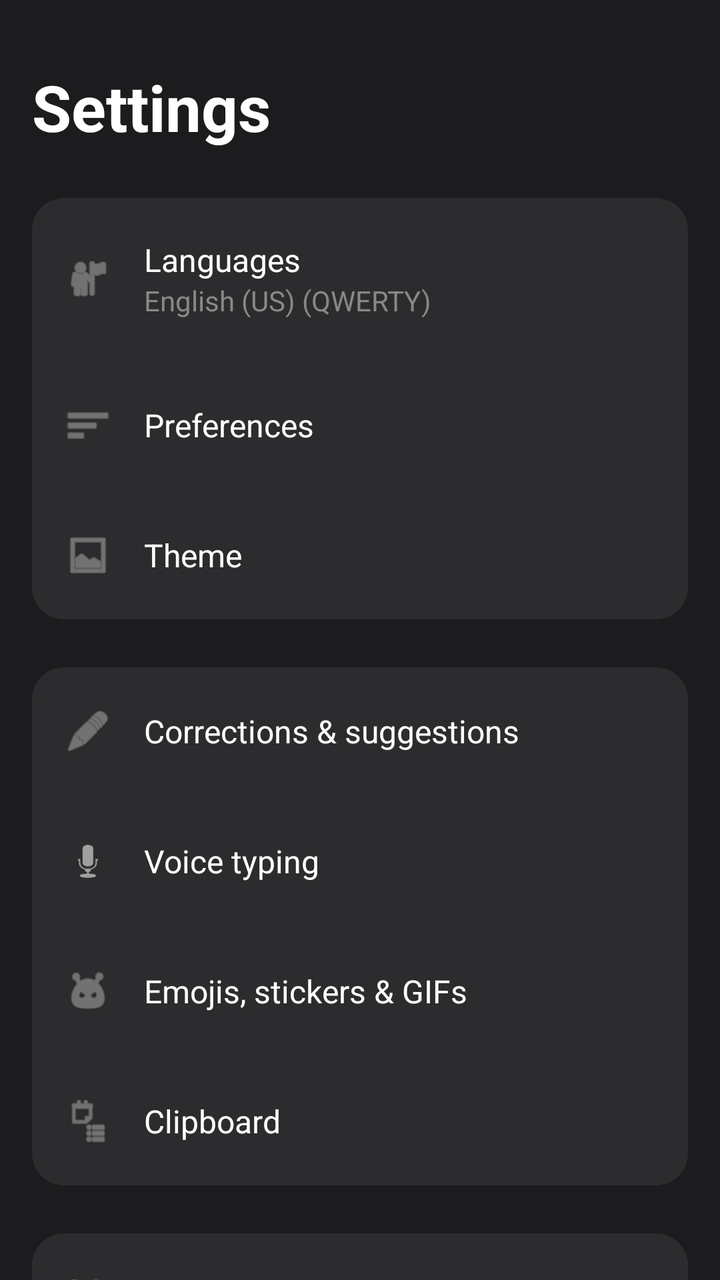
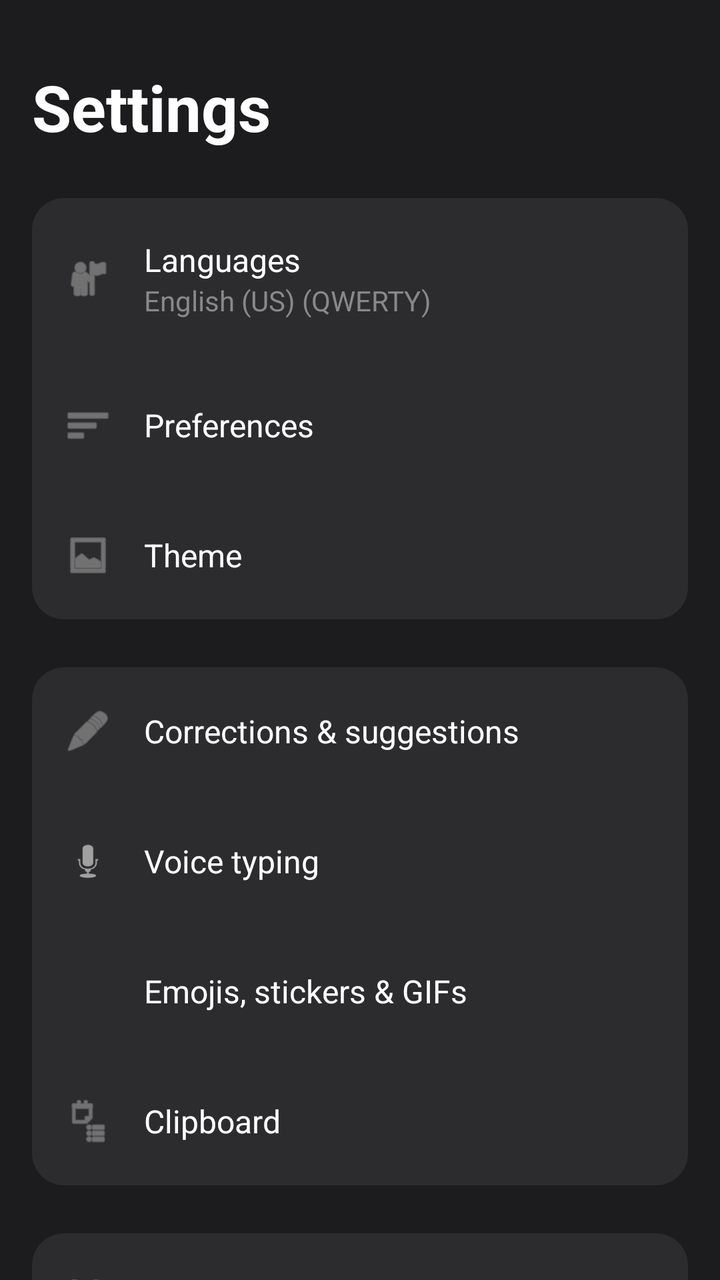

An Android layout rendered at two revisions. The XML below is the earlier revision; the diff shows what the commit changed to produce the second picture.
<!-- AndroidManifest.xml: application theme AppTheme -->
<!-- res/layout/activity_settings.xml -->
<?xml version="1.0" encoding="utf-8"?>
<androidx.core.widget.NestedScrollView xmlns:android="http://schemas.android.com/apk/res/android"
    xmlns:app="http://schemas.android.com/apk/res-auto"
    android:layout_width="match_parent"
    android:layout_height="match_parent"
    android:background="#1C1C1E"
    android:fillViewport="true">

    <LinearLayout
        android:layout_width="match_parent"
        android:layout_height="wrap_content"
        android:orientation="vertical"
        android:padding="16dp">

        
        <TextView
            android:layout_width="match_parent"
            android:layout_height="wrap_content"
            android:layout_marginTop="16dp"
            android:layout_marginBottom="24dp"
            android:text="Settings"
            android:textColor="#FFFFFF"
            android:textSize="32sp"
            android:textStyle="bold" />

        
        <LinearLayout
            android:layout_width="match_parent"
            android:layout_height="wrap_content"
            android:layout_marginBottom="24dp"
            android:background="@drawable/bg_settings_card"
            android:orientation="vertical">

            <LinearLayout
                android:id="@+id/row_languages"
                style="@style/SettingsRowStyle">

                <ImageView
                    android:layout_width="24dp"
                    android:layout_height="24dp"
                    android:src="@android:drawable/ic_menu_myplaces"
                    app:tint="#A0A0A0" />

                <LinearLayout
                    android:layout_width="0dp"
                    android:layout_height="wrap_content"
                    android:layout_marginStart="16dp"
                    android:layout_weight="1"
                    android:orientation="vertical">

                    <TextView
                        android:layout_width="wrap_content"
                        android:layout_height="wrap_content"
                        android:text="Languages"
                        android:textColor="#FFFFFF"
                        android:textSize="16sp" />

                    <TextView
                        android:layout_width="wrap_content"
                        android:layout_height="wrap_content"
                        android:text="English (US) (QWERTY)"
                        android:textColor="#888888"
                        android:textSize="14sp" />
                </LinearLayout>
            </LinearLayout>

            <View
                android:layout_width="match_parent"
                android:layout_height="1dp"
                android:layout_marginStart="56dp"
                android:background="#2C2C2E" />

            <LinearLayout
                android:id="@+id/row_preferences"
                style="@style/SettingsRowStyle">

                <ImageView
                    android:layout_width="24dp"
                    android:layout_height="24dp"
                    android:src="@android:drawable/ic_menu_sort_by_size"
                    app:tint="#A0A0A0" />

                <TextView
                    android:layout_width="wrap_content"
                    android:layout_height="wrap_content"
                    android:layout_marginStart="16dp"
                    android:text="Preferences"
                    android:textColor="#FFFFFF"
                    android:textSize="16sp" />
            </LinearLayout>

            <View
                android:layout_width="match_parent"
                android:layout_height="1dp"
                android:layout_marginStart="56dp"
                android:background="#2C2C2E" />

            <LinearLayout
                android:id="@+id/row_theme"
                style="@style/SettingsRowStyle">

                <ImageView
                    android:layout_width="24dp"
                    android:layout_height="24dp"
                    android:src="@android:drawable/ic_menu_gallery"
                    app:tint="#A0A0A0" />

                <TextView
                    android:layout_width="wrap_content"
                    android:layout_height="wrap_content"
                    android:layout_marginStart="16dp"
                    android:text="Theme"
                    android:textColor="#FFFFFF"
                    android:textSize="16sp" />
            </LinearLayout>
        </LinearLayout>

        
        <LinearLayout
            android:layout_width="match_parent"
            android:layout_height="wrap_content"
            android:layout_marginBottom="24dp"
            android:background="@drawable/bg_settings_card"
            android:orientation="vertical">

            <LinearLayout
                android:id="@+id/row_corrections"
                style="@style/SettingsRowStyle">

                <ImageView
                    android:layout_width="24dp"
                    android:layout_height="24dp"
                    android:src="@android:drawable/ic_menu_edit"
                    app:tint="#A0A0A0" />

                <TextView
                    android:layout_width="wrap_content"
                    android:layout_height="wrap_content"
                    android:layout_marginStart="16dp"
                    android:text="Corrections &amp; suggestions"
                    android:textColor="#FFFFFF"
                    android:textSize="16sp" />
            </LinearLayout>

            <View
                android:layout_width="match_parent"
                android:layout_height="1dp"
                android:layout_marginStart="56dp"
                android:background="#2C2C2E" />

            <LinearLayout
                android:id="@+id/row_voice"
                style="@style/SettingsRowStyle">

                <ImageView
                    android:layout_width="24dp"
                    android:layout_height="24dp"
                    android:src="@android:drawable/ic_btn_speak_now"
                    app:tint="#A0A0A0" />

                <TextView
                    android:layout_width="wrap_content"
                    android:layout_height="wrap_content"
                    android:layout_marginStart="16dp"
                    android:text="Voice typing"
                    android:textColor="#FFFFFF"
                    android:textSize="16sp" />
            </LinearLayout>

            <View
                android:layout_width="match_parent"
                android:layout_height="1dp"
                android:layout_marginStart="56dp"
                android:background="#2C2C2E" />

            <LinearLayout
                android:id="@+id/row_emoji"
                style="@style/SettingsRowStyle">

                <ImageView
                    android:layout_width="24dp"
                    android:layout_height="24dp"
                    android:src="@android:drawable/ic_menu_emoticons"
                    app:tint="#A0A0A0" />

                <TextView
                    android:layout_width="wrap_content"
                    android:layout_height="wrap_content"
                    android:layout_marginStart="16dp"
                    android:text="Emojis, stickers &amp; GIFs"
                    android:textColor="#FFFFFF"
                    android:textSize="16sp" />
            </LinearLayout>

            <View
                android:layout_width="match_parent"
                android:layout_height="1dp"
                android:layout_marginStart="56dp"
                android:background="#2C2C2E" />

            <LinearLayout
                android:id="@+id/row_clipboard"
                style="@style/SettingsRowStyle">

                <ImageView
                    android:layout_width="24dp"
                    android:layout_height="24dp"
                    android:src="@android:drawable/ic_menu_agenda"
                    app:tint="#A0A0A0" />

                <TextView
                    android:layout_width="wrap_content"
                    android:layout_height="wrap_content"
                    android:layout_marginStart="16dp"
                    android:text="Clipboard"
                    android:textColor="#FFFFFF"
                    android:textSize="16sp" />
            </LinearLayout>
        </LinearLayout>

        
        <LinearLayout
            android:layout_width="match_parent"
            android:layout_height="wrap_content"
            android:layout_marginBottom="24dp"
            android:background="@drawable/bg_settings_card"
            android:orientation="vertical">

            <LinearLayout
                android:id="@+id/row_backup"
                style="@style/SettingsRowStyle">

                <ImageView
                    android:layout_width="24dp"
                    android:layout_height="24dp"
                    android:src="@android:drawable/ic_menu_save"
                    app:tint="#A0A0A0" />

                <TextView
                    android:layout_width="wrap_content"
                    android:layout_height="wrap_content"
                    android:layout_marginStart="16dp"
                    android:text="Backup &amp; restore"
                    android:textColor="#FFFFFF"
                    android:textSize="16sp" />
            </LinearLayout>

            <View
                android:layout_width="match_parent"
                android:layout_height="1dp"
                android:layout_marginStart="56dp"
                android:background="#2C2C2E" />

            <LinearLayout
                android:id="@+id/row_about"
                style="@style/SettingsRowStyle">

                <ImageView
                    android:layout_width="24dp"
                    android:layout_height="24dp"
                    android:src="@android:drawable/ic_menu_info_details"
                    app:tint="#A0A0A0" />

                <TextView
                    android:layout_width="wrap_content"
                    android:layout_height="wrap_content"
                    android:layout_marginStart="16dp"
                    android:text="About Shade"
                    android:textColor="#FFFFFF"
                    android:textSize="16sp" />
            </LinearLayout>
        </LinearLayout>

    </LinearLayout>
</androidx.core.widget.NestedScrollView>
<!-- resources referenced by this layout -->
<resources>
  <!-- drawable bg_settings_card (drawable) -->
  <?xml version="1.0" encoding="utf-8"?>
  <shape xmlns:android="http://schemas.android.com/apk/res/android">
      <solid android:color="#2C2C2E" />
      <corners android:radius="16dp" />
  </shape>
  <style name="SettingsRowStyle">
          <item name="android:orientation">horizontal</item>
          <item name="android:gravity">center_vertical</item>
          <item name="android:layout_width">match_parent</item>
          <item name="android:layout_height">wrap_content</item>
          <item name="android:paddingStart">16dp</item>
          <item name="android:paddingEnd">16dp</item>
          <item name="android:paddingTop">20dp</item>
          <item name="android:paddingBottom">20dp</item>
          <item name="android:background">?android:attr/selectableItemBackground</item>
      </style>
  <style name="AppTheme" parent="Theme.AppCompat.DayNight.DarkActionBar">
          <item name="colorPrimary">#3B6FD4</item>
          <item name="colorPrimaryDark">#2A55A8</item>
          <item name="colorAccent">#3B6FD4</item>
          <item name="android:statusBarColor">#1C1C1E</item>
          <item name="android:navigationBarColor">#1C1C1E</item>
      </style>
</resources>

<!-- the commit's change to res/layout/activity_settings.xml (unified diff, before → after) -->
@@ -177,10 +177,11 @@
                 android:id="@+id/row_emoji"
                 style="@style/SettingsRowStyle">
 
-                <ImageView
-                    android:layout_width="24dp"
-                    android:layout_height="24dp"
-                    android:src="@android:drawable/ic_menu_emoticons"
+                
+                <ImageView
+                    android:layout_width="24dp"
+                    android:layout_height="24dp"
+                    android:src="@android:drawable/ic_menu_smiley"
                     app:tint="#A0A0A0" />
 
                 <TextView
